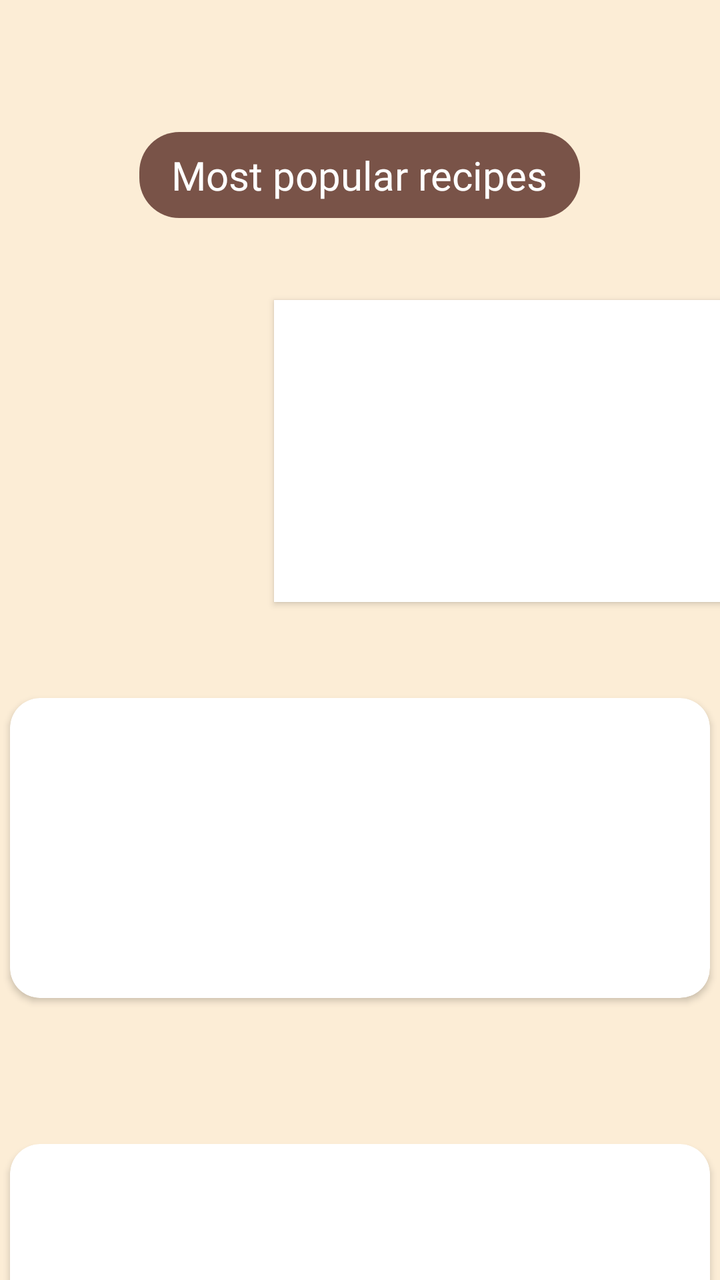
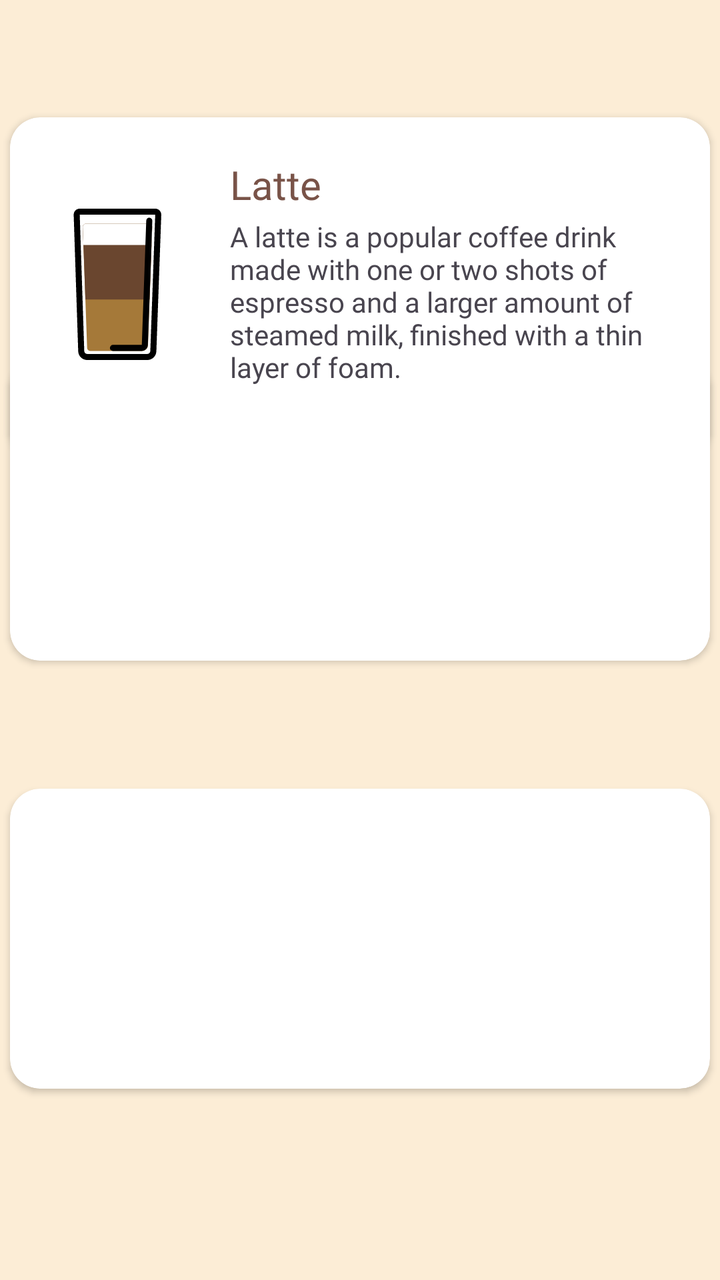

Screens rendered from an Android XML layout before and after an edit, with the pre-edit source and the edit as a unified diff.
<!-- AndroidManifest.xml: application theme Theme.CoffeeShop -->
<!-- res/layout/activity_home.xml -->
<?xml version="1.0" encoding="utf-8"?>
<androidx.constraintlayout.widget.ConstraintLayout xmlns:android="http://schemas.android.com/apk/res/android"
    xmlns:app="http://schemas.android.com/apk/res-auto"
    xmlns:tools="http://schemas.android.com/tools"
    android:id="@+id/main"
    android:layout_width="match_parent"
    android:layout_height="match_parent"
    android:background="@color/bg_recipes"
    tools:context=".HomeActivity">

    <androidx.cardview.widget.CardView
        android:id="@+id/cardView"
        android:layout_width="236dp"
        android:layout_height="151dp"
        android:layout_marginStart="150dp"
        android:layout_marginTop="150dp"
        app:cardCornerRadius="0dp"
        app:layout_constraintEnd_toEndOf="parent"
        app:layout_constraintStart_toStartOf="parent"
        app:layout_constraintTop_toTopOf="parent" />

    <androidx.cardview.widget.CardView
        android:layout_width="350dp"
        android:layout_height="150dp"
        android:layout_marginTop="572dp"
        app:cardCornerRadius="15dp"
        app:layout_constraintEnd_toEndOf="parent"
        app:layout_constraintHorizontal_bias="0.491"
        app:layout_constraintStart_toStartOf="parent"
        app:layout_constraintTop_toTopOf="parent" />

    <androidx.cardview.widget.CardView
        android:layout_width="350dp"
        android:layout_height="150dp"
        android:layout_marginTop="48dp"
        app:cardCornerRadius="15dp"
        app:layout_constraintEnd_toEndOf="parent"
        app:layout_constraintHorizontal_bias="0.491"
        app:layout_constraintStart_toStartOf="parent"
        app:layout_constraintTop_toBottomOf="@+id/cardView" />

    <TextView
        android:id="@+id/textView"
        android:layout_width="wrap_content"
        android:layout_height="wrap_content"
        android:background="@drawable/bg_text_rounded"
        android:fontFamily="@font/baloo"
        android:paddingStart="16dp"
        android:paddingTop="8dp"
        android:paddingEnd="16dp"
        android:paddingBottom="8dp"
        android:text="@string/recipes"
        android:textColor="@color/white"
        android:textSize="20sp"
        app:layout_constraintBottom_toTopOf="@+id/cardView"
        app:layout_constraintEnd_toEndOf="parent"
        app:layout_constraintHorizontal_bias="0.498"
        app:layout_constraintStart_toStartOf="parent"
        app:layout_constraintTop_toTopOf="parent"
        app:layout_constraintVertical_bias="0.618" />

</androidx.constraintlayout.widget.ConstraintLayout>
<!-- resources referenced by this layout -->
<resources>
  <color name="bg_recipes">#fcedd6</color>
  <color name="white">#FFFFFFFF</color>
  <!-- drawable bg_text_rounded (drawable) -->
  <?xml version="1.0" encoding="utf-8"?>
  <shape xmlns:tools="http://schemas.android.com/tools"
      xmlns:android="http://schemas.android.com/apk/res/android"
      tools:ignore="ExtraText">
      android:shape="rectangle">
      <corners android:radius="20dp"/>
      <solid android:color="@color/text_recipes" />
  
  </shape>
  <string name="recipes">Most popular recipes</string>
  <style name="Theme.CoffeeShop" parent="Base.Theme.CoffeeShop" />
  <color name="text_recipes">#795348</color>
  <style name="Base.Theme.CoffeeShop" parent="Theme.Material3.DayNight.NoActionBar">
          
          
      </style>
</resources>

<!-- the commit's change to res/layout/activity_home.xml (unified diff, before → after) -->
@@ -10,39 +10,71 @@
 
     <androidx.cardview.widget.CardView
         android:id="@+id/cardView"
-        android:layout_width="236dp"
-        android:layout_height="151dp"
-        android:layout_marginStart="150dp"
-        android:layout_marginTop="150dp"
-        app:cardCornerRadius="0dp"
+        android:layout_width="350dp"
+        android:layout_height="150dp"
+        android:layout_marginBottom="64dp"
+        app:cardCornerRadius="15dp"
+        app:layout_constraintBottom_toTopOf="@+id/cardView2"
         app:layout_constraintEnd_toEndOf="parent"
+        app:layout_constraintHorizontal_bias="0.491"
+        app:layout_constraintStart_toStartOf="parent" />
+
+    <androidx.cardview.widget.CardView
+        android:id="@+id/cardView2"
+        android:layout_width="350dp"
+        android:layout_height="150dp"
+        app:cardCornerRadius="15dp"
+        app:layout_constraintBottom_toBottomOf="parent"
+        app:layout_constraintEnd_toEndOf="parent"
+        app:layout_constraintHorizontal_bias="0.491"
         app:layout_constraintStart_toStartOf="parent"
-        app:layout_constraintTop_toTopOf="parent" />
+        app:layout_constraintTop_toTopOf="parent"
+        app:layout_constraintVertical_bias="0.805" />
 
     <androidx.cardview.widget.CardView
         android:layout_width="350dp"
-        android:layout_height="150dp"
-        android:layout_marginTop="572dp"
+        android:layout_height="170dp"
         app:cardCornerRadius="15dp"
+        app:layout_constraintBottom_toTopOf="@+id/cardView"
         app:layout_constraintEnd_toEndOf="parent"
         app:layout_constraintHorizontal_bias="0.491"
         app:layout_constraintStart_toStartOf="parent"
-        app:layout_constraintTop_toTopOf="parent" />
+        app:layout_constraintTop_toBottomOf="@+id/textView">
 
-    <androidx.cardview.widget.CardView
-        android:layout_width="350dp"
-        android:layout_height="150dp"
-        android:layout_marginTop="48dp"
-        app:cardCornerRadius="15dp"
-        app:layout_constraintEnd_toEndOf="parent"
-        app:layout_constraintHorizontal_bias="0.491"
-        app:layout_constraintStart_toStartOf="parent"
-        app:layout_constraintTop_toBottomOf="@+id/cardView" />
+        <ImageView
+            android:id="@+id/imageView2"
+            android:layout_width="109dp"
+            android:layout_height="117dp"
+            android:layout_marginTop="25dp"
+            app:srcCompat="@drawable/latte_macchiato_svgrepo_com" />
+
+        <TextView
+            android:id="@+id/textView2"
+            android:layout_width="wrap_content"
+            android:layout_height="wrap_content"
+            android:layout_marginStart="110dp"
+            android:layout_marginTop="20dp"
+            android:fontFamily="@font/baloo"
+            android:text="Latte"
+            android:textColor="@color/text_recipes"
+            android:textSize="20sp" />
+
+        <TextView
+            android:id="@+id/textView3"
+            android:layout_width="226dp"
+            android:layout_height="108dp"
+            android:layout_marginStart="110dp"
+            android:layout_marginTop="50dp"
+            android:fontFamily="@font/alata"
+            android:text="A latte is a popular coffee drink made with one or two shots of espresso and a larger amount of steamed milk, finished with a thin layer of foam."
+            android:textSize="14sp" />
+    </androidx.cardview.widget.CardView>
 
     <TextView
         android:id="@+id/textView"
         android:layout_width="wrap_content"
         android:layout_height="wrap_content"
+        android:layout_marginTop="64dp"
         android:background="@drawable/bg_text_rounded"
         android:fontFamily="@font/baloo"
         android:paddingStart="16dp"
@@ -52,11 +84,9 @@
         android:text="@string/recipes"
         android:textColor="@color/white"
         android:textSize="20sp"
-        app:layout_constraintBottom_toTopOf="@+id/cardView"
         app:layout_constraintEnd_toEndOf="parent"
-        app:layout_constraintHorizontal_bias="0.498"
+        app:layout_constraintHorizontal_bias="0.497"
         app:layout_constraintStart_toStartOf="parent"
-        app:layout_constraintTop_toTopOf="parent"
-        app:layout_constraintVertical_bias="0.618" />
+        app:layout_constraintTop_toTopOf="parent" />
 
 </androidx.constraintlayout.widget.ConstraintLayout>
<!-- resource entries referenced after the edit -->
@@ -12,6 +12,7 @@
       <solid android:color="@color/text_recipes" />
   
   </shape>
+  <!-- drawable latte_macchiato_svgrepo_com: vector/xml drawable (drawable, 3171 chars, omitted) -->
   <string name="recipes">Most popular recipes</string>
   <style name="Theme.CoffeeShop" parent="Base.Theme.CoffeeShop" />
   <color name="text_recipes">#795348</color>
